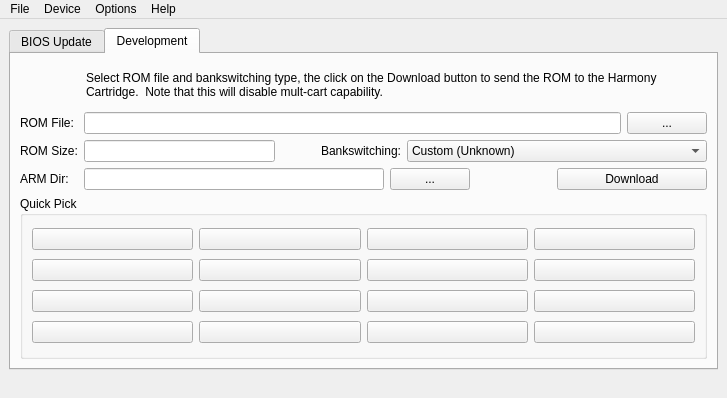
Above: harmonycartwindow.ui from sa666666/harmonycart before the change. Below: the same form after it.
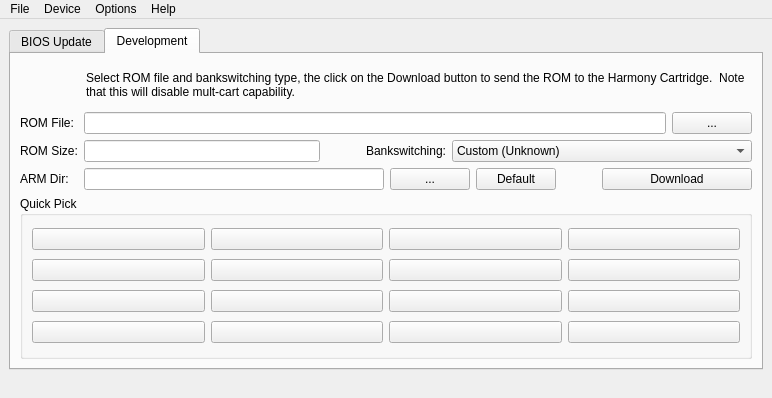
That is the form after the change. Icons and pictures are not drawn. Custom widgets are drawn as their Qt base class.

Commit message: Re-activate 'ARM' button, and add a 'Default' button. Update tooltips.

```diff
--- a/harmonycartwindow.ui
+++ b/harmonycartwindow.ui
@@ -821,6 +821,16 @@
                 </property>
                </widget>
               </item>
+              <item>
+               <widget class="QPushButton" name="defaultARMPathButton">
+                <property name="toolTip">
+                 <string>Set default location of the 'ARM' files for single-load ROM images.</string>
+                </property>
+                <property name="text">
+                 <string>Default</string>
+                </property>
+               </widget>
+              </item>
               <item>
                <spacer name="horizontalSpacer">
                 <property name="orientation">
```
Left out of the diff: 73 changed lines with no effect on the pictures. The commit also changes 1 other file.
